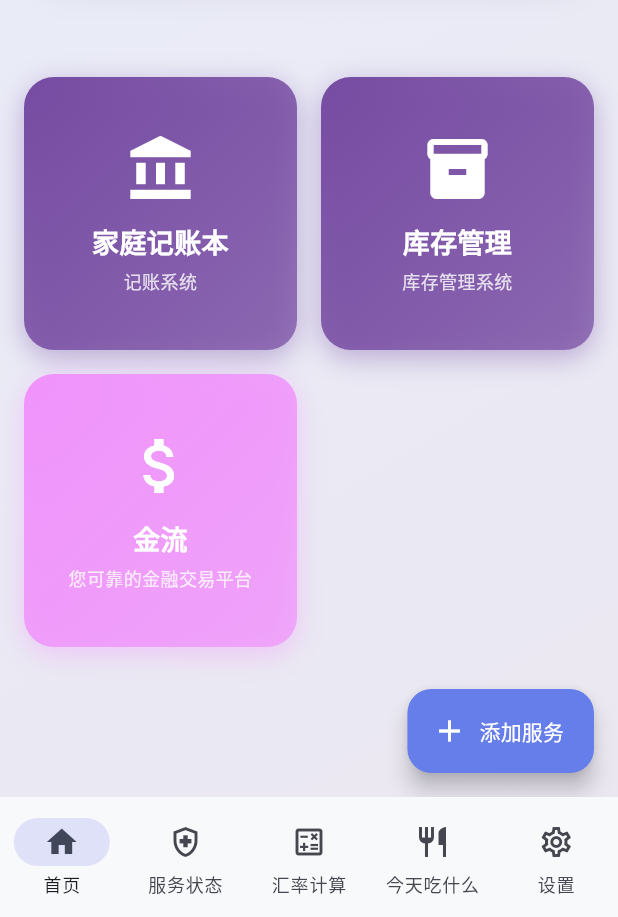
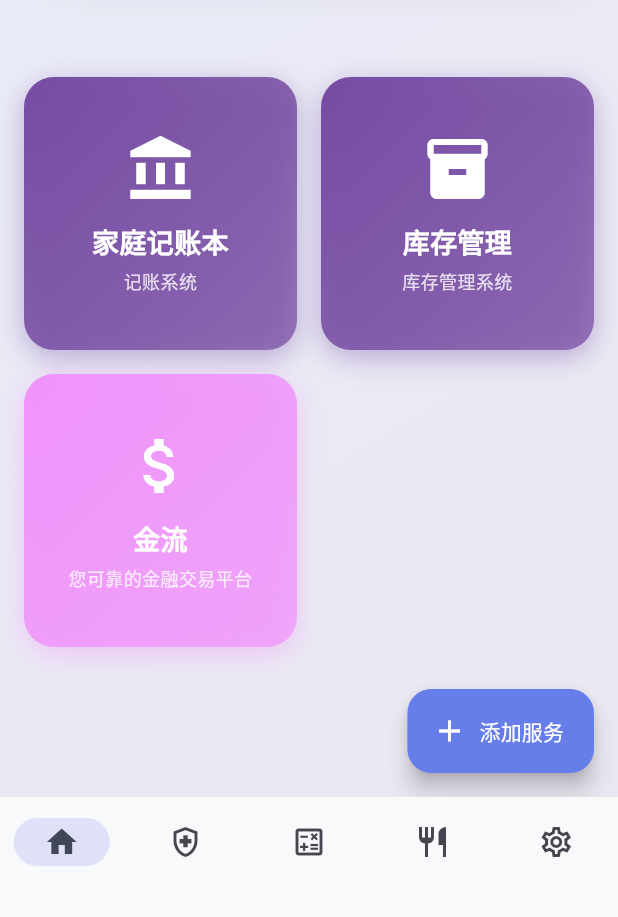
Before and after one commit to chronie-shizutoki/universal-lancher, a Flutter app: the screen it shows after launch, on a phone screen of 412 x 824 dp, the part 319-1236 px from its top. Run offline on Flutter 3.47's test engine with Material 3 defaults, Android fonts, the phone set to English and light mode, and no system bars; our stand-ins replace package_info_plus, shared_preferences.

Commit message:
refactor(main_page): remove navigation labels and update version
Remove navigation labels from bottom navigation bar to simplify UI
Update app version to reflect latest build

```diff
--- a/flutter_app/lib/pages/main_page.dart
+++ b/flutter_app/lib/pages/main_page.dart
@@ -54,27 +54,27 @@ class _MainPageState extends State<MainPage> {
           NavigationDestination(
             icon: Icon(Icons.home_outlined),
             selectedIcon: Icon(Icons.home),
-            label: '首页',
+            label: '',
           ),
           NavigationDestination(
             icon: Icon(Icons.health_and_safety_outlined),
             selectedIcon: Icon(Icons.health_and_safety),
-            label: '服务状态',
+            label: '',
           ),
           NavigationDestination(
             icon: Icon(Icons.calculate_outlined),
             selectedIcon: Icon(Icons.calculate),
-            label: '汇率计算',
+            label: '',
           ),
           NavigationDestination(
             icon: Icon(Icons.restaurant_outlined),
             selectedIcon: Icon(Icons.restaurant),
-            label: '今天吃什么',
+            label: '',
           ),
           NavigationDestination(
             icon: Icon(Icons.settings_outlined),
             selectedIcon: Icon(Icons.settings),
-            label: '设置',
+            label: '',
           ),
         ],
       ),
--- a/flutter_app/pubspec.yaml
+++ b/flutter_app/pubspec.yaml
@@ -18,7 +18,7 @@ publish_to: 'none' # Remove this line if you wish to publish to pub.dev
 # of the product and file versions while build-number is used as the build suffix.
 # 注意：版本号会在构建时通过 generate_version.dart 脚本动态生成
 # 格式：1.年月日.时分+时间戳（秒）
-version: 1.20251125.2319+1764083948
+version: 1.20251126.0136+1764092188
 
 environment:
   sdk: ">=3.5.0 <4.0.0"
```
